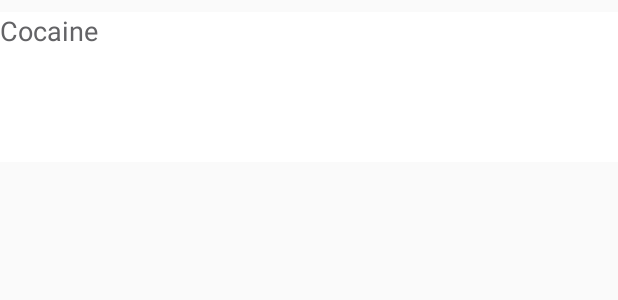
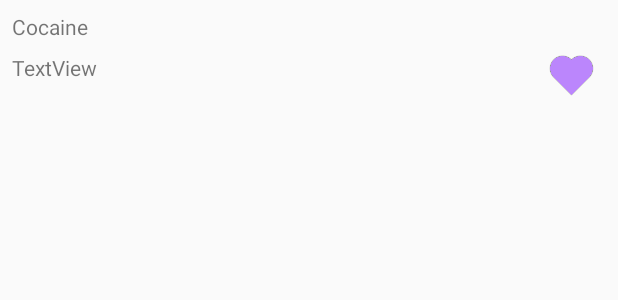
Before and after one commit to ahussain1/medicine-app, an Android app: the layout drug_list_item.xml on its own in the app's theme, with its tools: preview values and no code run, on a phone screen of 412 x 824 dp. Shown: the top 300 px of the screen. Run offline under Robolectric (Android 15) with nearby library versions, the phone set to English and light mode, and no system bars.

Commit message:
Some UI and added favorites heart

```diff
--- a/app/src/main/java/com/example/banglapharmacy/Adapters/DrugRecyclerAdapter.kt
+++ b/app/src/main/java/com/example/banglapharmacy/Adapters/DrugRecyclerAdapter.kt
@@ -8,6 +8,7 @@ import android.widget.TextView
 import androidx.recyclerview.widget.RecyclerView
 import com.example.banglapharmacy.Model.Drug
 import com.example.banglapharmacy.R
+import org.w3c.dom.Text
 
 class DrugRecyclerAdapter(val context: Context, val drugsList: List<Drug>, val itemClick: (Drug) -> Unit) : RecyclerView.Adapter<DrugRecyclerAdapter.Holder>() {
 
@@ -26,9 +27,11 @@ class DrugRecyclerAdapter(val context: Context, val drugsList: List<Drug>, val i
 
     inner class Holder(itemView: View, val itemClick: (Drug) -> Unit) : RecyclerView.ViewHolder(itemView) {
         val drugNameField = itemView.findViewById<TextView>(R.id.drugName)
+        val drugShortDescField = itemView.findViewById<TextView>(R.id.drugShortDesc)
 
         fun bindCategory(drug: Drug, context: Context) {
             drugNameField.text = drug.name
+            drugShortDescField.text = drug.description.substring(0, 50)
             itemView.setOnClickListener {
                 itemClick(drug)
             }
--- a/app/src/main/java/com/example/banglapharmacy/Controller/DrugSummaryActivity.kt
+++ b/app/src/main/java/com/example/banglapharmacy/Controller/DrugSummaryActivity.kt
@@ -2,6 +2,10 @@ package com.example.banglapharmacy.Controller
 
 import androidx.appcompat.app.AppCompatActivity
 import android.os.Bundle
+import android.text.Html
+import android.widget.TextView
+import androidx.core.text.HtmlCompat
+import androidx.core.text.parseAsHtml
 import com.example.banglapharmacy.Model.Drug
 import com.example.banglapharmacy.R
 import kotlinx.android.synthetic.main.activity_drug_summary.*
@@ -21,6 +25,11 @@ class DrugSummaryActivity : AppCompatActivity() {
         description.text = drug?.description
         sideEffects.text = drug?.sideEffects
         usage.text = drug?.usage
-        brandName.text = drug?.brandNames
+        brandName.setHtmlText(drug!!.brandNames)
+
+    }
+
+    fun TextView.setHtmlText(source: String) {
+        this.text = HtmlCompat.fromHtml(source, HtmlCompat.FROM_HTML_MODE_LEGACY)
     }
 }
--- a/app/src/main/java/com/example/banglapharmacy/Controller/MainActivity.kt
+++ b/app/src/main/java/com/example/banglapharmacy/Controller/MainActivity.kt
@@ -1,15 +1,16 @@
 package com.example.banglapharmacy.Controller
 
 import android.content.Intent
-import androidx.appcompat.app.AppCompatActivity
 import android.os.Bundle
 import android.util.Log
+import androidx.appcompat.app.AppCompatActivity
 import androidx.recyclerview.widget.LinearLayoutManager
 import com.example.banglapharmacy.Adapters.DrugRecyclerAdapter
 import com.example.banglapharmacy.Model.Drug
-import com.example.banglapharmacy.R
 import com.google.firebase.firestore.FirebaseFirestore
 import kotlinx.android.synthetic.main.activity_main.*
+import com.example.banglapharmacy.R
+
 
 class MainActivity : AppCompatActivity() {
 
--- a/app/src/main/res/layout/drug_list_item.xml
+++ b/app/src/main/res/layout/drug_list_item.xml
@@ -3,16 +3,48 @@
     xmlns:app="http://schemas.android.com/apk/res-auto"
     xmlns:tools="http://schemas.android.com/tools"
     android:layout_width="match_parent"
-    android:layout_height="wrap_content">
+    android:layout_height="100dp">
 
     <TextView
+        android:id="@+id/drugName"
+        android:layout_width="wrap_content"
+        android:layout_height="wrap_content"
+        android:layout_marginStart="8dp"
+        android:layout_marginLeft="8dp"
+        android:layout_marginTop="8dp"
+        android:layout_marginBottom="4dp"
+        app:layout_constraintBottom_toTopOf="@+id/drugShortDesc"
+        app:layout_constraintStart_toStartOf="parent"
+        app:layout_constraintTop_toTopOf="parent"
+        tools:text="Cocaine" />
+
+    <ImageView
+        android:id="@+id/imageView"
+        android:layout_width="30dp"
+        android:layout_height="30dp"
+        android:layout_marginTop="8dp"
+        android:layout_marginEnd="16dp"
+        android:layout_marginRight="16dp"
+        android:layout_marginBottom="8dp"
+
+        android:src="@drawable/purple_heart"
+        app:layout_constraintBottom_toBottomOf="parent"
+        app:layout_constraintEnd_toEndOf="parent"
+        app:layout_constraintTop_toTopOf="parent" />
+
+    <TextView
+        android:id="@+id/drugShortDesc"
         android:layout_width="0dp"
-        android:layout_height="100dp"
-        android:id="@+id/drugName"
+        android:layout_height="0dp"
+        android:layout_marginStart="8dp"
+        android:layout_marginLeft="8dp"
+        android:layout_marginTop="4dp"
+        android:layout_marginEnd="16dp"
+        android:layout_marginRight="16dp"
+        android:layout_marginBottom="8dp"
+        android:text="TextView"
+        app:layout_constraintBottom_toBottomOf="parent"
+        app:layout_constraintEnd_toStartOf="@+id/imageView"
         app:layout_constraintStart_toStartOf="parent"
-        app:layout_constraintEnd_toEndOf="parent"
-        android:textColor="#636366" android:background="#FFFFFF"
-        android:layout_marginBottom="8dp" app:layout_constraintBottom_toBottomOf="parent"
-        android:layout_marginTop="8dp" app:layout_constraintTop_toTopOf="parent" tools:text="Cocaine"
-        android:textSize="18sp"/>
+        app:layout_constraintTop_toBottomOf="@+id/drugName" />
 </androidx.constraintlayout.widget.ConstraintLayout>
```
Also changed, not shown: app/src/main/res/drawable-v24/purple_heart.png (added), app/src/main/res/purple_heart/Combined Shape Copy@3x.png (added).
